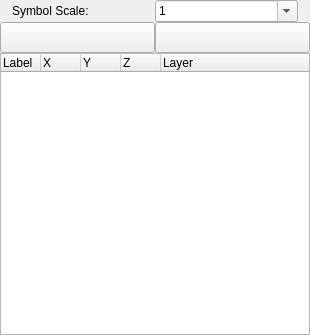
Old version of the form scripts/Misc/PointMark/PointMarkList/PointMarkList.ui in the repository qcad/qcad.
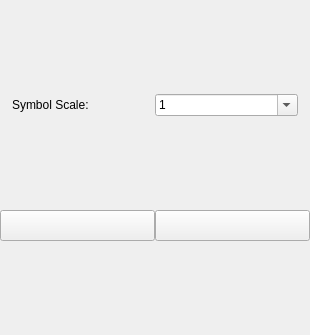
New version of the form.

Commit message:
update point mark tools
enter coordinates
prevent duplicate names

Diff of the .ui file:
```diff
--- a/scripts/Misc/PointMark/PointMarkList/PointMarkList.ui
+++ b/scripts/Misc/PointMark/PointMarkList/PointMarkList.ui
@@ -171,41 +171,6 @@
      </item>
     </layout>
    </item>
-   <item>
-    <widget class="QTreeWidget" name="PointMarkTree">
-     <attribute name="headerDefaultSectionSize">
-      <number>40</number>
-     </attribute>
-     <attribute name="headerHighlightSections">
-      <bool>false</bool>
-     </attribute>
-     <column>
-      <property name="text">
-       <string>Label</string>
-      </property>
-     </column>
-     <column>
-      <property name="text">
-       <string notr="true">X</string>
-      </property>
-     </column>
-     <column>
-      <property name="text">
-       <string notr="true">Y</string>
-      </property>
-     </column>
-     <column>
-      <property name="text">
-       <string notr="true">Z</string>
-      </property>
-     </column>
-     <column>
-      <property name="text">
-       <string>Layer</string>
-      </property>
-     </column>
-    </widget>
-   </item>
   </layout>
  </widget>
  <resources/>
```
The commit also changes 7 other files.
